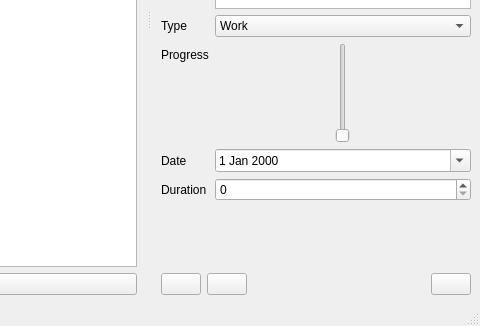
JesseRobot01/PlanGuidePlanner, file PlanGuidePlanner/creator/Creator.ui: the form before one commit; both pictures show x 562 to 1042 and y 286 to 612 of the 1042 by 612 pixel window.
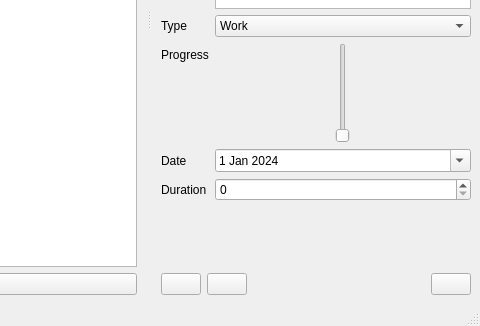
The form after the commit. Icons and pictures are not drawn.

Commit message: Minimum date update

Diff of the .ui file:
```diff
--- a/PlanGuidePlanner/creator/Creator.ui
+++ b/PlanGuidePlanner/creator/Creator.ui
@@ -244,6 +244,13 @@
        </item>
        <item row="5" column="1">
         <widget class="QDateEdit" name="dateEdit">
+         <property name="minimumDate">
+          <date>
+           <year>2024</year>
+           <month>1</month>
+           <day>1</day>
+          </date>
+         </property>
          <property name="calendarPopup">
           <bool>true</bool>
          </property>
```
